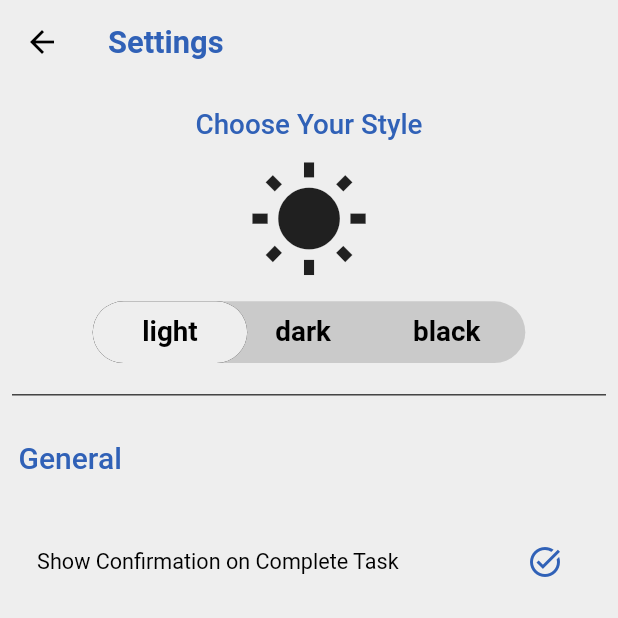
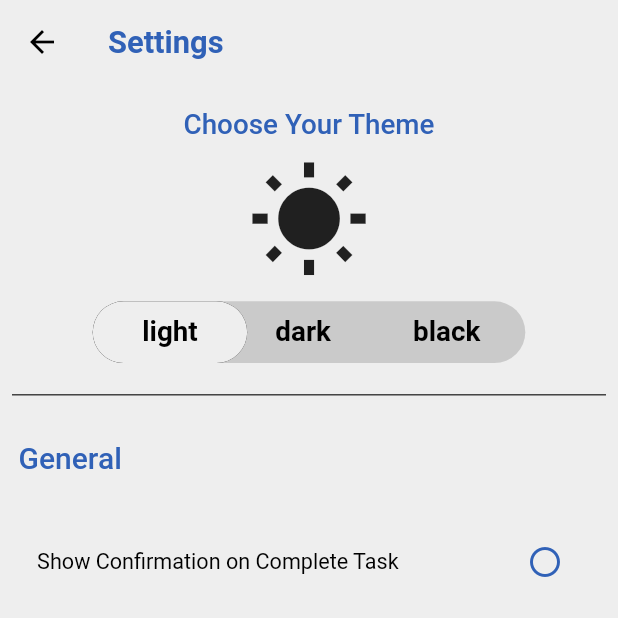
Before and after one commit to GouravShDev/task_reminder_app, a Flutter app: the SettingScreen screen opened by its route, after a tap on "light", on a phone screen of 412 x 824 dp, the top half of it. Run offline on Flutter 3.47's test engine with Material 2 defaults, Android fonts, the phone set to English and light mode, and no system bars; our stand-ins replace date_format, flutter_local_notifications, shared_preferences, sqflite, timezone; accounts and stored records are empty.

Commit message:
added new fields in database and refactor settings

```diff
--- a/lib/Constants.dart
+++ b/lib/Constants.dart
@@ -5,6 +5,7 @@ enum CustomTheme {
 }
 
 /*
-* Constants to be used throughout the app
+* Constants to be used throughout the app for shared Preferences
 */
-String baseTheme = 'theme';
+const String SETTING_THEME = 'theme';
+const String SETTING_CONFIRMATION_ON_COMP_TASK = 'ConfirmOnCompTask';
--- a/lib/main.dart
+++ b/lib/main.dart
@@ -1,4 +1,5 @@
 import 'package:flutter/material.dart';
+import 'package:flutter/services.dart';
 import 'package:provider/provider.dart';
 
 import '../screens/home_screen.dart';
@@ -14,6 +15,10 @@ void main() {
 class MyApp extends StatelessWidget {
   @override
   Widget build(BuildContext context) {
+    SystemChrome.setPreferredOrientations([
+      DeviceOrientation.portraitUp,
+      DeviceOrientation.portraitDown,
+    ]);
     return ThemeBuilder(
         (context, _brightness, _uiColor, _textColor, materialColor) {
       return MultiProvider(
--- a/lib/models/todo.dart
+++ b/lib/models/todo.dart
@@ -36,12 +36,18 @@ class ToDo {
         ToDoFields.colId: id,
         ToDoFields.colName: name,
         ToDoFields.colDue: due.toIso8601String(),
+        ToDoFields.colAlert: hasAlert,
+        ToDoFields.colCompleted: isFinished,
       };
 
   static ToDo fromDatabaseMap(Map<String, Object?> map) => ToDo(
       id: map[ToDoFields.colId] as int,
       name: map[ToDoFields.colName] as String,
-      due: DateTime.parse(map[ToDoFields.colDue] as String));
+      hasAlert: map[ToDoFields.colAlert] as int,
+      isFinished: map[ToDoFields.colCompleted] as int,
+      due: DateTime.parse(
+        map[ToDoFields.colDue] as String,
+      ));
 
   void setAlert(bool hasAlert) {
     this.hasAlert = hasAlert ? 1 : 0;
--- a/lib/providers/todo_provider.dart
+++ b/lib/providers/todo_provider.dart
@@ -32,7 +32,7 @@ class ToDoList with ChangeNotifier {
       _todos.add(todo);
       taskId = todo.id!;
     } else {
-      final todo = ToDo(name: name, due: date, id: id);
+      final todo = ToDo(name: name, due: date, id: id, hasAlert: hasAlert);
       await _databaseHelper.updateTask(todo);
       final index = _todos.indexWhere((element) => element.id == id);
       _todos[index] = todo;
--- a/lib/screens/setting_screen.dart
+++ b/lib/screens/setting_screen.dart
@@ -1,85 +1,43 @@
 import 'package:flutter/material.dart';
 import 'package:shared_preferences/shared_preferences.dart';
 
-import '../widgets/animatedButton.dart';
-import '../theme_builder.dart';
 import '../Constants.dart';
+import '../widgets/theme_chooser.dart';
 
-class SettingScreen extends StatelessWidget {
+class SettingScreen extends StatefulWidget {
   static const route = '/setting';
-  /*
-  * This method change according to user selection
-  */
 
-  void _changeTheme(
-      {required String themeName, required BuildContext context}) async {
+  @override
+  _SettingScreenState createState() => _SettingScreenState();
+}
+
+class _SettingScreenState extends State<SettingScreen> {
+  var _confirmationOnCompTaskCkd = false;
+
+  void _updateSetting(String setting, bool isSet) async {
     final prefs = await SharedPreferences.getInstance();
-    if (themeName == 'light') {
-      ThemeBuilder.of(context)!.changeTheme(CustomTheme.light);
-      // Storing Selection in sharePref
-      prefs.setInt(baseTheme, 0);
-    } else if (themeName == 'dark') {
-      ThemeBuilder.of(context)!.changeTheme(CustomTheme.dark);
-      // Storing Selection in sharePref
-      prefs.setInt(baseTheme, 1);
-    } else {
-      ThemeBuilder.of(context)!.changeTheme(CustomTheme.black);
-      // Storing Selection in sharePref
-      prefs.setInt(baseTheme, 2);
-    }
+    prefs.setInt(setting, isSet ? 1 : 0);
   }
 
-  /*
-  * Logic for getting different Icon
-  * according to current theme
-  */
-  IconData getIcon(String theme) {
-    if (theme == 'light') {
-      return Icons.wb_sunny;
-    } else if (theme == 'dark') {
-      return Icons.nights_stay_outlined;
-    } else {
-      return Icons.nightlight_round;
-    }
+  Future<void> _getSetting() async {
+    final prefs = await SharedPreferences.getInstance();
+    setState(() {
+      _confirmationOnCompTaskCkd =
+          prefs.getInt(SETTING_CONFIRMATION_ON_COMP_TASK) == 1;
+      print(_confirmationOnCompTaskCkd);
+    });
   }
 
-  _buildDivider() {
-    return Container(
-      margin: const EdgeInsets.symmetric(
-        horizontal: 8.0,
-      ),
-      width: double.infinity,
-      height: 1.0,
-      color: Colors.grey.shade800,
-    );
-  }
-
-  _buildThemeIcon(double height, dynamic theme) {
-    if (theme.isLightTheme()) {
-      return Icon(
-        Icons.wb_sunny_sharp,
-        size: height * 0.10,
-      );
-    } else if (theme.isDarkTheme()) {
-      return Icon(
-        Icons.nights_stay_outlined,
-        size: height * 0.10,
-      );
-    } else {
-      return Icon(
-        Icons.nights_stay,
-        size: height * 0.10,
-      );
-    }
+  @override
+  void initState() {
+    _getSetting();
+    super.initState();
   }
 
   @override
   Widget build(BuildContext context) {
-    final _theme = ThemeBuilder.of(context);
     final mediaQuery = MediaQuery.of(context);
     final _width = mediaQuery.size.width;
-    final _height = mediaQuery.size.height;
-    bool _isChecked = false;
     final subTextStyles = TextStyle(fontSize: _width * 0.035);
     return Scaffold(
       appBar: AppBar(
@@ -90,46 +48,7 @@ class SettingScreen extends StatelessWidget {
       ),
       body: Column(
         children: [
-          SizedBox(
-            height: _height * 0.02,
-          ),
-          Row(
-            mainAxisAlignment: MainAxisAlignment.center,
-            children: [
-              Text(
-                "Choose Your Style",
-                style: Theme.of(context)
-                    .textTheme
-                    .headline6!
-                    .copyWith(fontSize: _width * 0.045),
-              ),
-            ],
-          ),
-          Padding(
-            padding: const EdgeInsets.all(12.0),
-            child: _buildThemeIcon(_height, _theme),
-          ),
-          ZAnimatedButton(
-            values: ['light', 'dark', 'black'],
-            onToggleCallback: (theme) {
-              _changeTheme(themeName: theme, context: context);
-            },
-          ),
-          // Row(
-          //   mainAxisAlignment: MainAxisAlignment.spaceEvenly,
-          //   children: [
-          //     _buildCustomBox(
-          //         themeName: 'light', ctx: context, themeBuilderState: _theme),
-          //     _buildCustomBox(
-          //         themeName: 'dark', ctx: context, themeBuilderState: _theme),
-          //     _buildCustomBox(
-          //         themeName: 'black', ctx: context, themeBuilderState: _theme),
-          //   ],
-          // ),
-          SizedBox(
-            height: _height * 0.025,
-          ),
-          _buildDivider(),
+          ThemeChooser(),
           Container(
             margin:
                 EdgeInsets.symmetric(horizontal: _width * 0.03, vertical: 30),
@@ -139,7 +58,6 @@ class SettingScreen extends StatelessWidget {
               style: Theme.of(context).textTheme.headline6!,
             ),
           ),
-
           Container(
             margin:
                 EdgeInsets.symmetric(horizontal: _width * 0.06, vertical: 4),
@@ -150,13 +68,19 @@ class SettingScreen extends StatelessWidget {
                 Text('Show Confirmation on Complete Task',
                     style: subTextStyles),
                 IconButton(
-                  icon: Icon(Icons.task_alt_outlined),
-                  // icon: (_isChecked
-                  //     ? Icon(
-                  //         Icons.task_alt_rounded,
-                  //       )
-                  //     : Icon(Icons.circle_outlined)),
-                  onPressed: () {},
+                  // icon: Icon(Icons.task_alt_outlined),
+                  icon: (_confirmationOnCompTaskCkd
+                      ? Icon(
+                          Icons.task_alt_rounded,
+                        )
+                      : Icon(Icons.circle_outlined)),
+                  onPressed: () {
+                    setState(() {
+                      _confirmationOnCompTaskCkd = !_confirmationOnCompTaskCkd;
+                      _updateSetting(SETTING_CONFIRMATION_ON_COMP_TASK,
+                          _confirmationOnCompTaskCkd);
+                    });
+                  },
                   color: Theme.of(context).textTheme.headline6!.color,
                 ),
               ],
--- a/lib/theme_builder.dart
+++ b/lib/theme_builder.dart
@@ -34,7 +34,7 @@ class _ThemeBuilderState extends State<ThemeBuilder> {
   */
   Future<CustomTheme> _getThemeFromSharePref() async {
     final prefs = await SharedPreferences.getInstance();
-    final themeNo = prefs.getInt(baseTheme);
+    final themeNo = prefs.getInt(SETTING_THEME);
     if (themeNo == null || themeNo == 0) {
       return CustomTheme.dark;
     }
--- a/lib/utils/todo_database.dart
+++ b/lib/utils/todo_database.dart
@@ -33,11 +33,14 @@ class ToDoDatabase {
     final idType = "INTEGER PRIMARY KEY AUTOINCREMENT";
     final nameType = "TEXT NOT NULL";
     final dateType = "TEXT";
+    final flagType = "INTEGER NOT NULL";
     await db.execute('''
     CREATE TABLE $tableTasks(
       ${ToDoFields.colId} $idType,
       ${ToDoFields.colName} $nameType,
-      ${ToDoFields.colDue} $dateType
+      ${ToDoFields.colDue} $dateType,
+      ${ToDoFields.colAlert} $flagType,
+      ${ToDoFields.colCompleted} $flagType
     )
     ''');
   }
--- /dev/null
+++ b/lib/widgets/theme_chooser.dart
@@ -0,0 +1,113 @@
+import 'package:flutter/material.dart';
+import 'package:shared_preferences/shared_preferences.dart';
+
+import '../widgets/animatedButton.dart';
+import '../theme_builder.dart';
+import '../Constants.dart';
+
+class ThemeChooser extends StatelessWidget {
+  const ThemeChooser({Key? key}) : super(key: key);
+
+  void _changeTheme(
+      {required String themeName, required BuildContext context}) async {
+    final prefs = await SharedPreferences.getInstance();
+    if (themeName == 'light') {
+      ThemeBuilder.of(context)!.changeTheme(CustomTheme.light);
+      // Storing Selection in sharePref
+      prefs.setInt(SETTING_THEME, 0);
+    } else if (themeName == 'dark') {
+      ThemeBuilder.of(context)!.changeTheme(CustomTheme.dark);
+      // Storing Selection in sharePref
+      prefs.setInt(SETTING_THEME, 1);
+    } else {
+      ThemeBuilder.of(context)!.changeTheme(CustomTheme.black);
+      // Storing Selection in sharePref
+      prefs.setInt(SETTING_THEME, 2);
+    }
+  }
+
+  /*
+  * Logic for getting different Icon
+  * according to current theme
+  */
+  IconData getIcon(String theme) {
+    if (theme == 'light') {
+      return Icons.wb_sunny;
+    } else if (theme == 'dark') {
+      return Icons.nights_stay_outlined;
+    } else {
+      return Icons.nightlight_round;
+    }
+  }
+
+  _buildDivider() {
+    return Container(
+      margin: const EdgeInsets.symmetric(
+        horizontal: 8.0,
+      ),
+      width: double.infinity,
+      height: 1.0,
+      color: Colors.grey.shade800,
+    );
+  }
+
+  _buildThemeIcon(double height, dynamic theme) {
+    if (theme.isLightTheme()) {
+      return Icon(
+        Icons.wb_sunny_sharp,
+        size: height * 0.10,
+      );
+    } else if (theme.isDarkTheme()) {
+      return Icon(
+        Icons.nights_stay_outlined,
+        size: height * 0.10,
+      );
+    } else {
+      return Icon(
+        Icons.nights_stay,
+        size: height * 0.10,
+      );
+    }
+  }
+
+  @override
+  Widget build(BuildContext context) {
+    final _theme = ThemeBuilder.of(context);
+    final mediaQuery = MediaQuery.of(context);
+    final _height = mediaQuery.size.height;
+    final _width = mediaQuery.size.width;
+    return Column(
+      children: [
+        SizedBox(
+          height: _height * 0.02,
+        ),
+        Row(
+          mainAxisAlignment: MainAxisAlignment.center,
+          children: [
+            Text(
+              "Choose Your Theme",
+              style: Theme.of(context)
+                  .textTheme
+                  .headline6!
+                  .copyWith(fontSize: _width * 0.045),
+            ),
+          ],
+        ),
+        Padding(
+          padding: const EdgeInsets.all(12.0),
+          child: _buildThemeIcon(_height, _theme),
+        ),
+        ZAnimatedButton(
+          values: ['light', 'dark', 'black'],
+          onToggleCallback: (theme) {
+            _changeTheme(themeName: theme, context: context);
+          },
+        ),
+        SizedBox(
+          height: _height * 0.025,
+        ),
+        _buildDivider(),
+      ],
+    );
+  }
+}
--- a/lib/widgets/todo_panel.dart
+++ b/lib/widgets/todo_panel.dart
@@ -1,6 +1,6 @@
 import 'package:flutter/material.dart';
 import 'package:provider/provider.dart';
-import 'package:todo_list_app/Constants.dart';
+import 'package:todo_list_app/constants.dart';
 
 import '../theme_builder.dart';
 import '../widgets/todo_card.dart';
```
Also changed, not shown: lib/screens/add_edit_todo_screen.dart (+13 -7 lines), lib/widgets/app_drawer.dart (+10 -10 lines), lib/widgets/todo_card.dart (+51 -1 lines).
